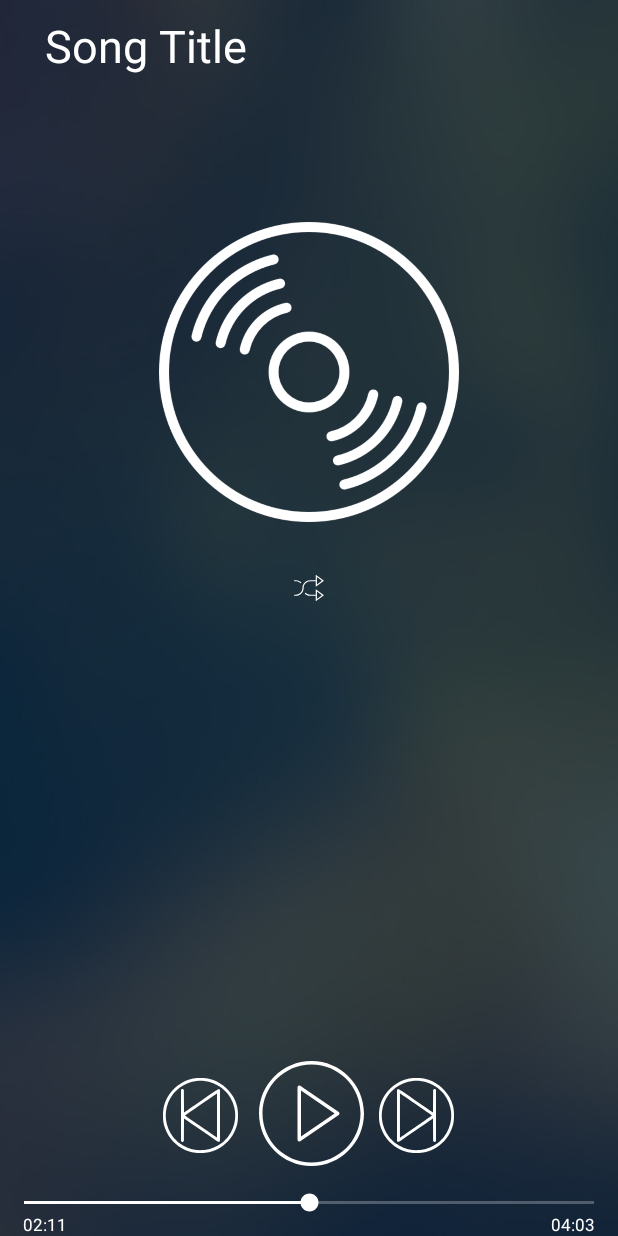
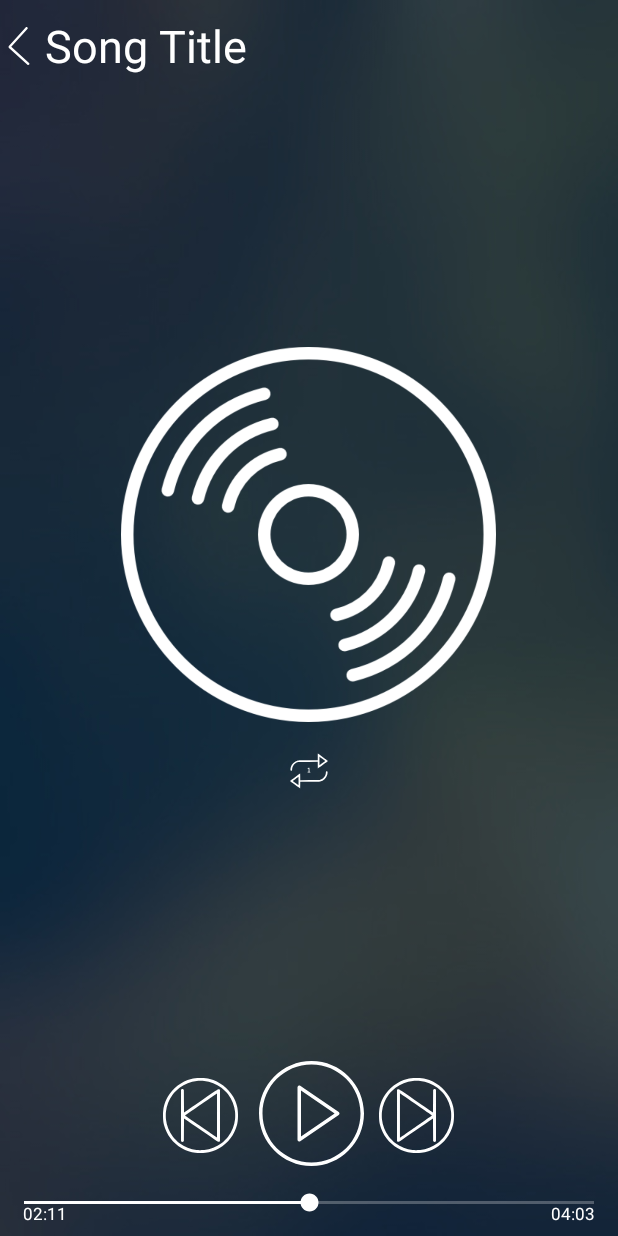
Before and after one commit to adrianlukito/EDmusicLO_1, an Android app: the MusicActivity screen opened directly, with no data from a screen before it, on a phone screen of 412 x 824 dp. Run offline under Robolectric (Android 15) with nearby library versions, the phone set to English and light mode, and no system bars.

Commit message:
Lanjutin Design MusicActivity

```diff
--- a/app/build.gradle
+++ b/app/build.gradle
@@ -32,6 +32,7 @@ dependencies {
     compile 'com.google.firebase:firebase-auth:10.0.1'
     compile 'com.facebook.android:facebook-android-sdk:4.5.0'
     compile 'com.google.android.gms:play-services-auth:10.0.1'
+    compile 'pl.droidsonroids.gif:android-gif-drawable:1.2.7'
     testCompile 'junit:junit:4.12'
 }
 
--- a/app/src/main/java/edu/bluejack16_2/edmusiclo/MusicActivity.java
+++ b/app/src/main/java/edu/bluejack16_2/edmusiclo/MusicActivity.java
@@ -1,16 +1,23 @@
 package edu.bluejack16_2.edmusiclo;
 
 import android.graphics.Typeface;
+import android.graphics.drawable.Drawable;
 import android.support.v4.view.ViewPager;
 import android.support.v7.app.AppCompatActivity;
 import android.os.Bundle;
+import android.view.View;
+import android.widget.Button;
 import android.widget.TextView;
 
-public class MusicActivity extends AppCompatActivity {
+public class MusicActivity extends AppCompatActivity implements View.OnClickListener{
 
     ViewPager musicViewPager;
 
     TextView tvSongTitle, tvProgressTime, tvMaxTime;
+
+    Drawable imgPlay, imgPause, imgNext, imgPrev;
+
+    Button btnPlayPause;
 
     @Override
     protected void onCreate(Bundle savedInstanceState) {
@@ -25,6 +32,19 @@ public class MusicActivity extends AppCompatActivity {
 
         Typeface varela = Typeface.createFromAsset(getAssets(),"VarelaRound-Regular.ttf");
 
+        imgPlay = getResources().getDrawable(R.drawable.ic_play);
+        imgPause = getResources().getDrawable(R.drawable.ic_pause);
+
+        btnPlayPause = (Button) findViewById(R.id.buttonPlay);
+        btnPlayPause.setOnClickListener(this);
+
         musicViewPager.setAdapter(viewPagerAdapter);
     }
+
+    @Override
+    public void onClick(View view) {
+        if(view == btnPlayPause){
+            btnPlayPause.setBackground(imgPause);
+        }
+    }
 }
--- a/app/src/main/java/edu/bluejack16_2/edmusiclo/MusicDisplayFragment.java
+++ b/app/src/main/java/edu/bluejack16_2/edmusiclo/MusicDisplayFragment.java
@@ -1,23 +1,30 @@
 package edu.bluejack16_2.edmusiclo;
 
 
+import android.graphics.drawable.Drawable;
 import android.os.Bundle;
 import android.support.v4.app.Fragment;
+import android.util.Log;
 import android.view.LayoutInflater;
 import android.view.View;
 import android.view.ViewGroup;
+import android.widget.ImageView;
+import android.widget.Toast;
 
 
 /**
  * A simple {@link Fragment} subclass.
  */
-public class MusicDisplayFragment extends Fragment {
+public class MusicDisplayFragment extends Fragment implements View.OnClickListener{
 
+    View btnMusicPlaying;
+
+    Drawable iconLooping, iconNormal, iconRandom;
+    ImageView imgAlbum;
 
     public MusicDisplayFragment() {
         // Required empty public constructor
     }
-
 
     @Override
     public View onCreateView(LayoutInflater inflater, ViewGroup container,
@@ -26,7 +33,21 @@ public class MusicDisplayFragment extends Fragment {
 
         View view = inflater.inflate(R.layout.fragment_music_display, container, false);
 
+        iconLooping = view.getResources().getDrawable(R.drawable.ic_looping);
+        iconNormal = view.getResources().getDrawable(R.drawable.ic_normal);
+        iconRandom = view.getResources().getDrawable(R.drawable.ic_random);
+
+        imgAlbum = (ImageView) view.findViewById(R.id.imgViewMusic);
+
+        btnMusicPlaying = view.findViewById(R.id.btnMusicPlaying);
+        btnMusicPlaying.setOnClickListener(this);
         return view;
     }
 
+    @Override
+    public void onClick(View view) {
+        if(view == btnMusicPlaying){
+
+        }
+    }
 }
--- /dev/null
+++ b/app/src/main/res/drawable/ic_back.xml
@@ -0,0 +1,4 @@
+<vector android:height="24dp" android:viewportHeight="63.336"
+    android:viewportWidth="63.336" android:width="24dp" xmlns:android="http://schemas.android.com/apk/res/android">
+    <path android:fillColor="#FFFFFF" android:pathData="M14.92,34.88l30.82,27.94c0.38,0.35 0.86,0.52 1.34,0.52c0.55,0 1.09,-0.22 1.48,-0.66c0.74,-0.82 0.68,-2.08 -0.14,-2.82l-29.64,-26.87L45.66,3.34c0.74,-0.82 0.68,-2.08 -0.14,-2.82c-0.82,-0.74 -2.08,-0.68 -2.82,0.14L14.76,31.48c-0.44,0.49 -0.59,1.13 -0.47,1.72C14.22,33.81 14.44,34.44 14.92,34.88z"/>
+</vector>
--- /dev/null
+++ b/app/src/main/res/drawable/ic_back1.xml
@@ -0,0 +1,4 @@
+<vector android:height="24dp" android:viewportHeight="47.255"
+    android:viewportWidth="47.255" android:width="24dp" xmlns:android="http://schemas.android.com/apk/res/android">
+    <path android:fillColor="#FFFFFF" android:pathData="M34.94,47.26c-0.26,0 -0.51,-0.1 -0.71,-0.29L11.61,24.33c-0.39,-0.39 -0.39,-1.02 0,-1.41L34.23,0.29c0.39,-0.39 1.02,-0.39 1.41,0s0.39,1.02 0,1.41l-21.92,21.92l21.92,21.92c0.39,0.39 0.39,1.02 0,1.41C35.45,47.16 35.2,47.26 34.94,47.26z"/>
+</vector>
--- /dev/null
+++ b/app/src/main/res/drawable/ic_back2.xml
@@ -0,0 +1,5 @@
+<vector android:height="24dp" android:viewportHeight="612.0"
+    android:viewportWidth="612.0" android:width="24dp" xmlns:android="http://schemas.android.com/apk/res/android">
+    <path android:fillColor="#FFFFFF" android:pathData="M587.6,186.9C555.3,111.7 500.5,56.9 425.3,24.6C387.4,8.3 348,0.2 306.5,0.2c-41.5,0 -81.2,8.3 -119.1,24.4C111.5,56.9 56.4,111.5 24.1,186.9C7.9,224.6 0,264.2 0,305.7c0,41.5 7.9,81.4 24.1,119.1c32.3,75.3 87.4,130.3 163.3,162.6c37.9,16.2 77.6,24.4 119.1,24.4c41.5,0 80.9,-8.2 118.8,-24.4c75.2,-32.3 130,-87.4 162.3,-162.6C603.8,386.9 612,347.2 612,305.7C612,264.2 603.8,224.8 587.6,186.9zM553.4,410.4c-14.2,33.1 -33.1,61.9 -57.2,86c-23.8,23.8 -52.5,42.8 -85.7,57.2c-33.1,14.4 -67.6,21.4 -104.1,21.4c-48.5,0 -93.7,-12 -135.2,-36.1c-41.2,-24 -74,-56.8 -98,-98c-24.2,-41.5 -36.1,-86.7 -36.1,-135.2c0,-48.5 12,-93.4 36.1,-134.5c24.1,-41.2 56.8,-74 98,-98c41.5,-24.2 86.7,-36.1 135.2,-36.1c48.5,0 93.4,12.1 134.5,36.1c41.2,24.1 73.8,57 97.7,98c24,41.2 36.1,86 36.1,134.5C574.9,342.1 567.7,377.2 553.4,410.4z"/>
+    <path android:fillColor="#FFFFFF" android:pathData="M219.2,307.7l149.6,-153.6c6.6,-6.8 7,-18.1 -0.7,-25.8c-6.7,-6.7 -18.5,-7.1 -26.1,0.7L179.7,295.3c-6.6,6.8 -7,18.4 0.7,26.1l161.6,161.6c3.7,3.7 8,5.7 13.1,5.7c5.3,0 10,-2 13.7,-5.7c6.7,-6.7 7.2,-18.6 0,-25.8L219.2,307.7z"/>
+</vector>
--- /dev/null
+++ b/app/src/main/res/drawable/ic_back3.xml
@@ -0,0 +1,5 @@
+<vector android:height="24dp" android:viewportHeight="490.0"
+    android:viewportWidth="490.0" android:width="24dp" xmlns:android="http://schemas.android.com/apk/res/android">
+    <path android:fillColor="#FFFFFF" android:pathData="M245,490c135.1,0 245,-109.9 245,-245S380.1,0 245,0S0,109.9 0,245S109.9,490 245,490zM245,34.3c116.2,0 210.7,94.5 210.7,210.7S361.2,455.7 245,455.7S34.3,361.2 34.3,245S128.8,34.3 245,34.3z"/>
+    <path android:fillColor="#FFFFFF" android:pathData="M259.8,329.2c3.3,3.3 7.7,5 12.1,5s8.8,-1.7 12.1,-5c6.7,-6.7 6.7,-17.6 0,-24.3l-60,-60l60,-60c6.7,-6.7 6.7,-17.6 0,-24.3s-17.6,-6.7 -24.3,0l-72.1,72.1c-3.2,3.2 -5,7.6 -5,12.1s1.8,8.9 5,12.1L259.8,329.2z"/>
+</vector>
--- a/app/src/main/res/layout/activity_music.xml
+++ b/app/src/main/res/layout/activity_music.xml
@@ -68,6 +68,7 @@
         android:layout_alignParentBottom="true"
         android:layout_marginLeft="15dp"
         android:layout_marginRight="15dp"
+        android:paddingBottom="7dp"
         >
 
         <TextView
@@ -114,4 +115,12 @@
 
     </android.support.v4.view.ViewPager>
 
+    <Button
+        android:id="@+id/button2"
+        android:layout_width="25dp"
+        android:layout_height="25dp"
+        android:background="@drawable/ic_back"
+        android:layout_marginTop="18dp"
+        android:layout_alignParentStart="true" />
+
 </RelativeLayout>
--- a/app/src/main/res/layout/fragment_music_display.xml
+++ b/app/src/main/res/layout/fragment_music_display.xml
@@ -3,26 +3,27 @@
     xmlns:tools="http://schemas.android.com/tools"
     android:layout_width="match_parent"
     android:layout_height="match_parent"
-    tools:context="edu.bluejack16_2.edmusiclo.MusicDisplayFragment">
+    tools:context="edu.bluejack16_2.edmusiclo.MusicDisplayFragment"
+    android:gravity="center">
 
     <!-- TODO: Update blank fragment layout -->
 
-
     <ImageView
-        android:id="@+id/imgViewMusicPicture"
-        android:layout_width="200dp"
-        android:layout_height="200dp"
+        android:id="@+id/imgViewMusic"
+        android:layout_width="250dp"
+        android:layout_height="250dp"
         app:srcCompat="@drawable/music1"
         android:layout_alignParentTop="true"
-        android:layout_centerHorizontal="true"
-        android:layout_marginTop="82dp" />
+        android:layout_centerHorizontal="true" />
 
     <Button
         android:id="@+id/btnMusicPlaying"
-        android:layout_width="20dp"
-        android:layout_height="20dp"
-        android:background="@drawable/ic_random"
-        android:layout_below="@+id/imgViewMusicPicture"
+        android:layout_width="25dp"
+        android:layout_height="25dp"
+        android:background="@drawable/ic_looping"
+        android:layout_below="@+id/imgViewMusic"
         android:layout_centerHorizontal="true"
-        android:layout_marginTop="34dp" />
+        android:layout_marginTop="20dp" />
+
+
 </RelativeLayout>
--- a/build.gradle
+++ b/build.gradle
@@ -17,6 +17,7 @@ buildscript {
 allprojects {
     repositories {
         jcenter()
+        mavenCentral()
     }
 }
 
```
Also changed, not shown: app/src/main/res/layout/songrow.xml (+1 -13 lines), app/src/main/res/drawable/music.png (deleted), app/src/main/res/drawable/song_big1.png (deleted), app/src/main/res/drawable/song_big2.png (deleted), app/src/main/res/drawable/song_big3.png (deleted), app/src/main/res/drawable/song_big4.png (deleted), app/src/main/res/drawable/song_big_icon.png (deleted), 3 other files.
